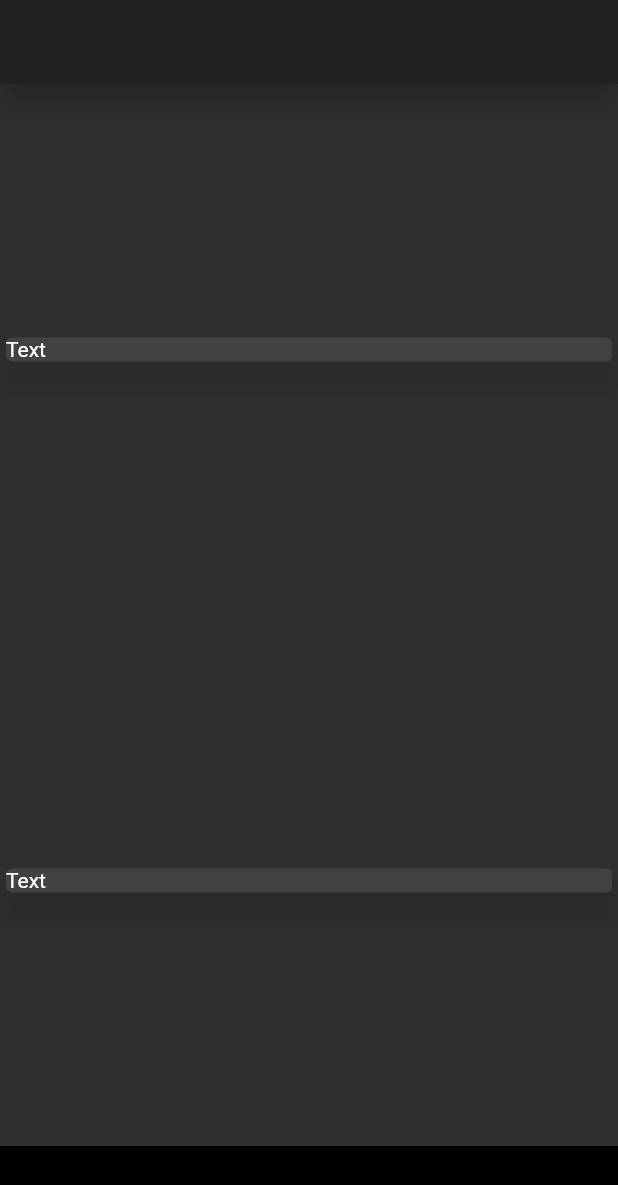
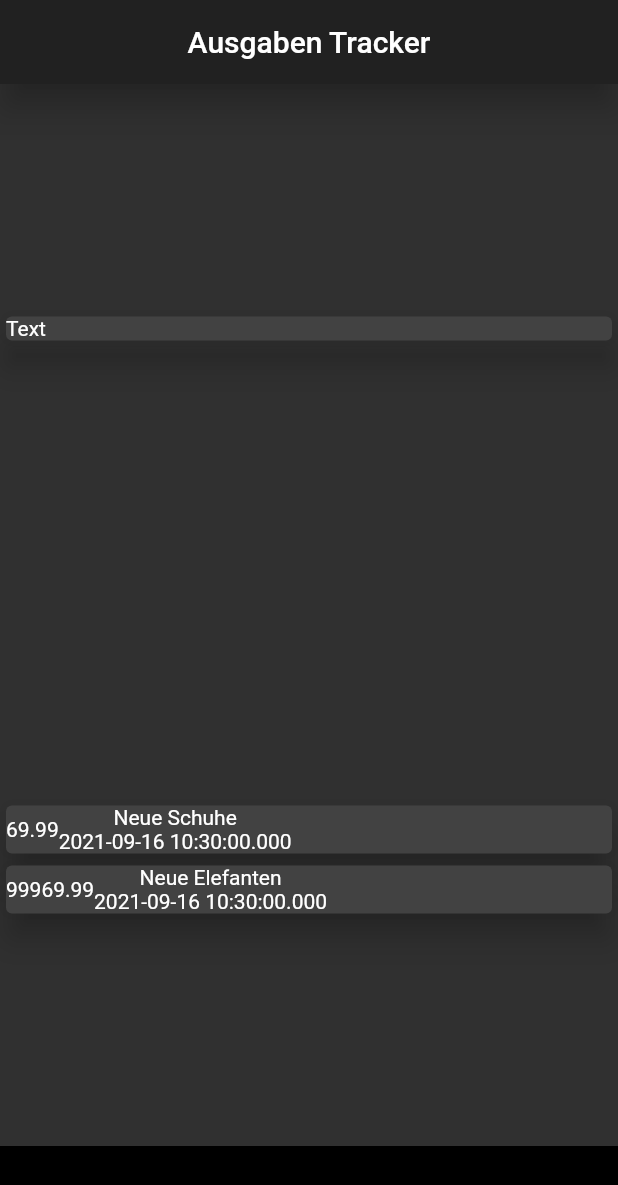
Before and after one commit to stephanxiayu/Ausgabenz-hler, a Flutter app: the screen it shows after launch, on a phone screen of 412 x 824 dp. Shown: the top 1185 px of the screen. Run offline on Flutter 3.47's test engine with Material 2 defaults, Android fonts, the phone set to English and light mode, and no system bars; drawn by our look-alikes of google_mobile_ads; network calls fail.

Commit message:
Changes to be committed: 	modified:   lib/main.dart 	modified:   lib/transaction.dart

```diff
--- a/lib/main.dart
+++ b/lib/main.dart
@@ -20,6 +20,7 @@ class MyApp extends StatelessWidget {
   @override
   Widget build(BuildContext context) {
     return MaterialApp(
+      debugShowCheckedModeBanner: false,
       title: 'Flutter Demo',
       theme: ThemeData.dark(),
       home: MyHomePage(),
@@ -30,13 +31,24 @@ class MyApp extends StatelessWidget {
 class MyHomePage extends StatelessWidget {
   final List<Transaction> transaction = [
     Transaction(
-        id: "t1", title: "Neue Schuhe", amount: 69.99, date: DateTime.now())
+      id: "t1",
+      title: "Neue Schuhe",
+      amount: 69.99,
+      date: DateTime.now(),
+    ),
+    Transaction(
+      id: "t2",
+      title: "Neue Elefanten",
+      amount: 99969.99,
+      date: DateTime.now(),
+    ),
   ];
 
   @override
   Widget build(BuildContext context) {
     return Scaffold(
       appBar: AppBar(
+        title: Center(child: Text("Ausgaben Tracker")),
         elevation: 9,
       ),
       body: Column(
@@ -50,12 +62,27 @@ class MyHomePage extends StatelessWidget {
               child: Text("Text"),
             ),
           ),
-          Container(
-            width: double.infinity,
-            child: Card(
-              elevation: 9,
-              child: Text("Text"),
-            ),
+          Column(
+            children: transaction.map((tx) {
+              return Card(
+                elevation: 9,
+                child: Row(children: [
+                  Container(
+                    child: Text(
+                      tx.amount.toString(),
+                    ),
+                  ),
+                  Column(
+                    children: [
+                      Text(tx.title),
+                      Text(
+                        tx.date.toString(),
+                      ),
+                    ],
+                  )
+                ]),
+              );
+            }).toList(),
           ),
         ],
       ),
--- a/lib/transaction.dart
+++ b/lib/transaction.dart
@@ -1,8 +1,15 @@
+import 'package:flutter/cupertino.dart';
+
 class Transaction {
   String id;
   String title;
   double amount;
   DateTime date;
 
-  Transaction({this.amount, this.date, this.id, this.title});
+  Transaction({
+    @required this.amount,
+    @required this.date,
+    @required this.id,
+    @required this.title,
+  });
 }
```
